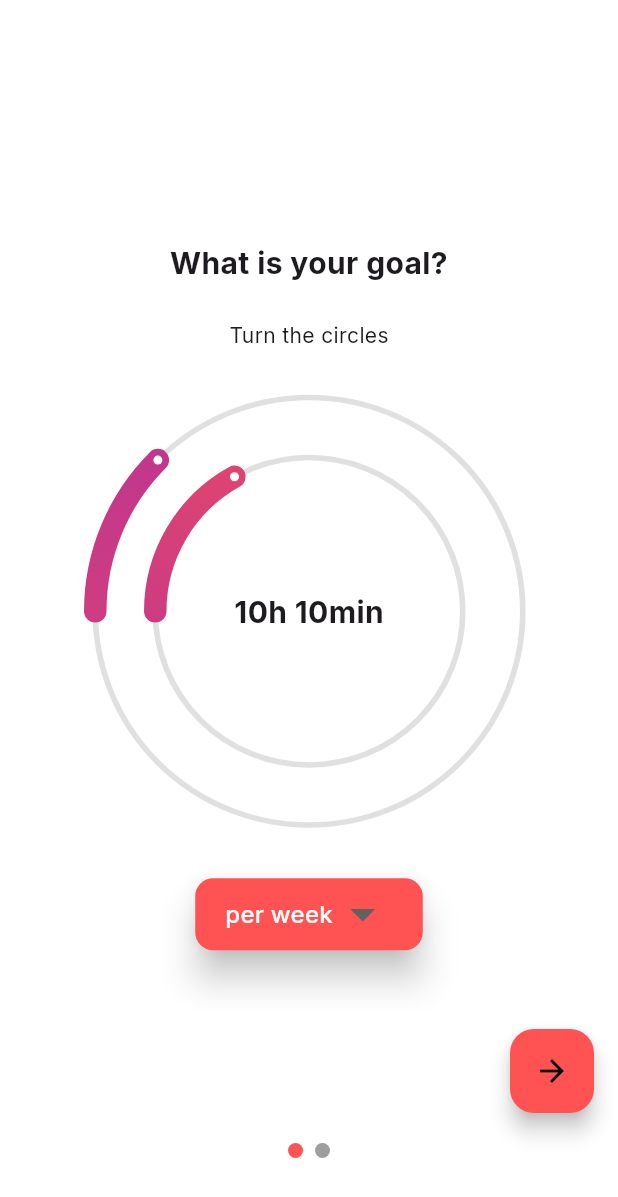
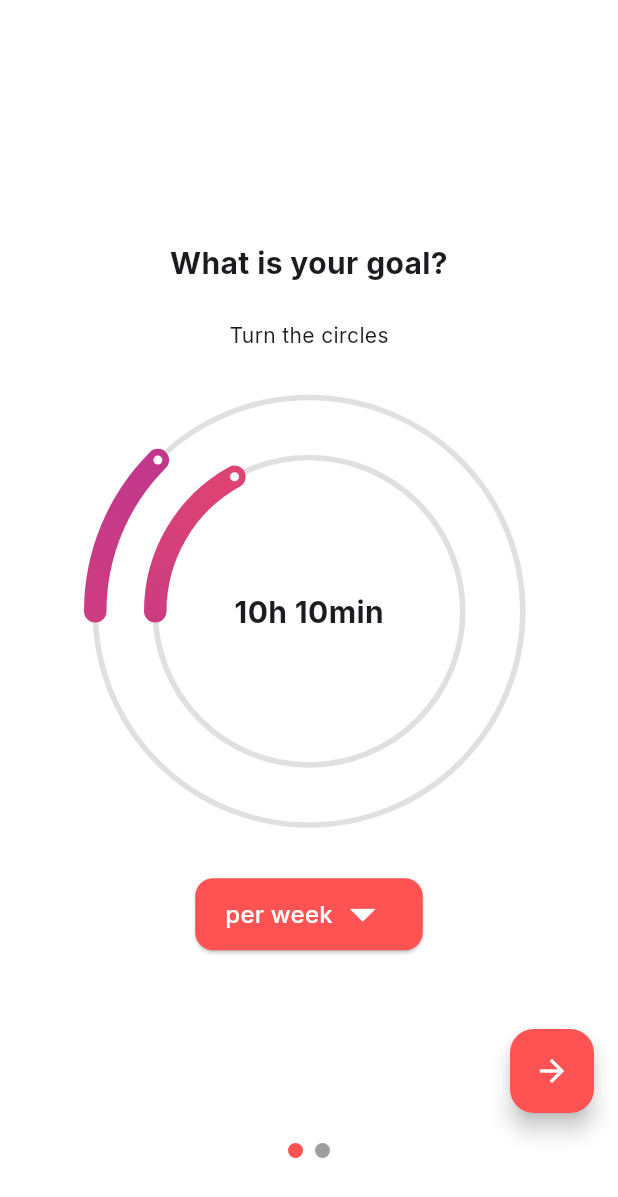
Before and after one commit to Nicholasvp/onboarding_trial, a Flutter app: the OnboardingPage screen opened by its route, swiped to page 2, on a phone screen of 412 x 824 dp. Shown: the top 1197 px of the screen. Run offline on Flutter 3.47's test engine with Material 3 defaults, Android fonts, the phone set to English and light mode, and no system bars; drawn by our look-alikes of sleek_circular_slider; our stand-ins replace flutter_riverpod, google_fonts.

Commit message:
change colors

```diff
--- a/lib/src/presentation/pages/onboarding/onboarding_page.dart
+++ b/lib/src/presentation/pages/onboarding/onboarding_page.dart
@@ -90,7 +90,10 @@ class OnboardingPage extends ConsumerWidget {
             ? const CircularProgressIndicator(
                 color: Colors.white,
               )
-            : const Icon(Icons.arrow_forward),
+            : const Icon(
+                Icons.arrow_forward,
+                color: Colors.white,
+              ),
       ),
     );
   }
--- a/lib/src/presentation/widgets/dropdown_type.dart
+++ b/lib/src/presentation/widgets/dropdown_type.dart
@@ -27,7 +27,7 @@ class _DropdownTypeState extends State<DropdownType> {
   @override
   Widget build(BuildContext context) {
     return Card(
-      elevation: 10,
+      // elevation: 10,
       color: widget.color,
       child: DropdownButton<String>(
         items: widget.list.map((String value) {
@@ -42,6 +42,8 @@ class _DropdownTypeState extends State<DropdownType> {
         value: dropdownValue,
         dropdownColor: widget.color,
         iconSize: 40,
+        iconDisabledColor: Colors.white,
+        iconEnabledColor: Colors.white,
         autofocus: false,
         underline: const SizedBox(),
         padding: const EdgeInsets.symmetric(horizontal: 20),
```
Also changed, not shown: image-1.png (added), image.png, 1 other file.
